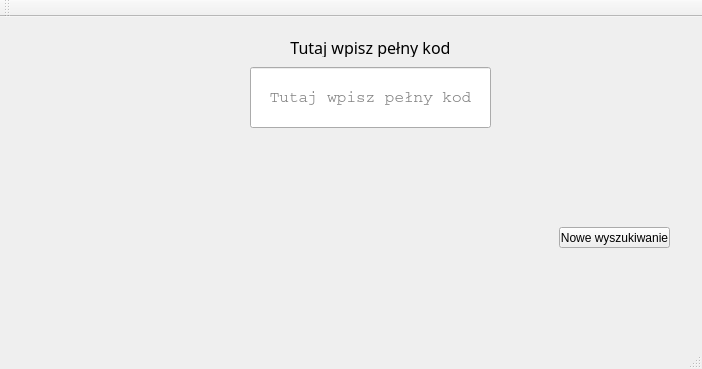
Above: mainwindow.ui from Qt-ctrl/PostalVer1 before the change. Below: the same form after it.
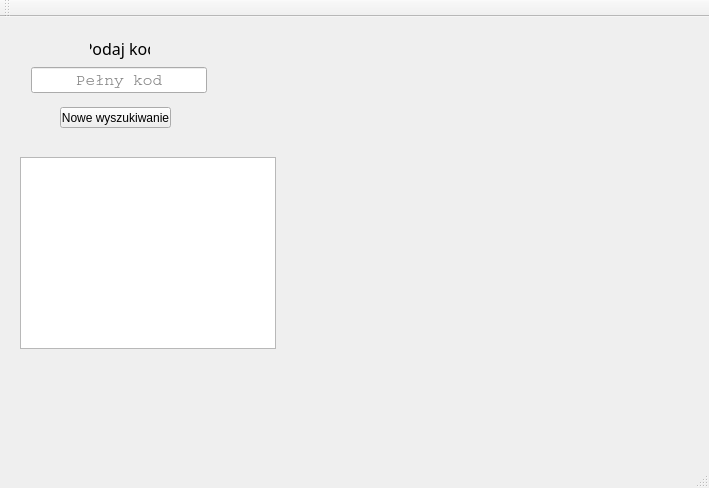
That is the form after the change.

Commit message: adding text browser

Diff of the .ui file:
```diff
--- a/mainwindow.ui
+++ b/mainwindow.ui
@@ -6,8 +6,8 @@
    <rect>
     <x>0</x>
     <y>0</y>
-    <width>702</width>
-    <height>369</height>
+    <width>709</width>
+    <height>488</height>
    </rect>
   </property>
   <property name="windowTitle">
@@ -23,10 +23,10 @@
     </property>
     <property name="geometry">
      <rect>
-      <x>250</x>
+      <x>31</x>
       <y>50</y>
-      <width>241</width>
-      <height>61</height>
+      <width>176</width>
+      <height>26</height>
      </rect>
     </property>
     <property name="font">
@@ -45,14 +45,14 @@
      <set>Qt::AlignCenter</set>
     </property>
     <property name="placeholderText">
-     <string>Tutaj wpisz pełny kod</string>
+     <string>Pełny kod</string>
     </property>
    </widget>
    <widget class="QPushButton" name="pushButton">
     <property name="geometry">
      <rect>
-      <x>559</x>
-      <y>210</y>
+      <x>60</x>
+      <y>90</y>
       <width>111</width>
       <height>21</height>
      </rect>
@@ -70,10 +70,10 @@
    <widget class="QLabel" name="label">
     <property name="geometry">
      <rect>
-      <x>250</x>
+      <x>90</x>
       <y>20</y>
-      <width>241</width>
-      <height>20</height>
+      <width>60</width>
+      <height>23</height>
      </rect>
     </property>
     <property name="font">
@@ -83,12 +83,22 @@
      </font>
     </property>
     <property name="text">
-     <string>Tutaj wpisz pełny kod</string>
+     <string>Podaj kod</string>
     </property>
     <property name="alignment">
      <set>Qt::AlignCenter</set>
     </property>
    </widget>
+   <widget class="QTextBrowser" name="textBrowser">
+    <property name="geometry">
+     <rect>
+      <x>20</x>
+      <y>140</y>
+      <width>256</width>
+      <height>192</height>
+     </rect>
+    </property>
+   </widget>
   </widget>
   <widget class="QMenuBar" name="menuBar">
    <property name="geometry">
```
Left out of the diff: 2 changed lines with no effect on the pictures. The commit also changes 7 other files.
